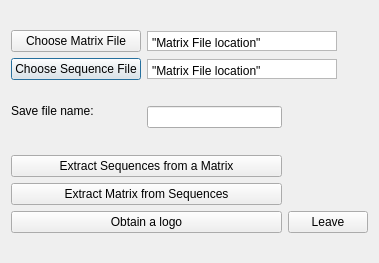
Old version of the form src/window.ui in the repository TaronSilver/genom.
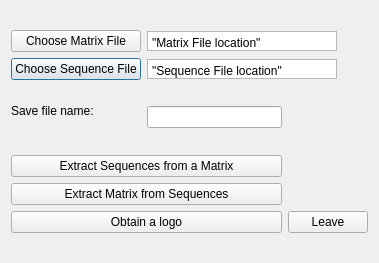
New version of the form.

```diff
--- a/src/window.ui
+++ b/src/window.ui
@@ -92,7 +92,7 @@
 &lt;html&gt;&lt;head&gt;&lt;meta name=&quot;qrichtext&quot; content=&quot;1&quot; /&gt;&lt;style type=&quot;text/css&quot;&gt;
 p, li { white-space: pre-wrap; }
 &lt;/style&gt;&lt;/head&gt;&lt;body style=&quot; font-family:'Sans Serif'; font-size:9pt; font-weight:400; font-style:normal;&quot;&gt;
-&lt;p style=&quot; margin-top:0px; margin-bottom:0px; margin-left:0px; margin-right:0px; -qt-block-indent:0; text-indent:0px;&quot;&gt;&amp;quot;Matrix File location&amp;quot;&lt;/p&gt;&lt;/body&gt;&lt;/html&gt;</string>
+&lt;p style=&quot; margin-top:0px; margin-bottom:0px; margin-left:0px; margin-right:0px; -qt-block-indent:0; text-indent:0px;&quot;&gt;&amp;quot;Sequence File location&amp;quot;&lt;/p&gt;&lt;/body&gt;&lt;/html&gt;</string>
      </property>
     </widget>
    </item>
```
